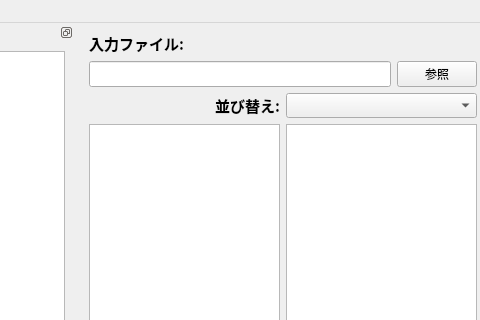
The window that graphui.ui (E-Kraft/Unagi-project-FFT-Software-for-Itou-Lab.-) describes before a commit, drawn with Qt 5; both pictures show x 200 to 680 and y 0 to 320 of the 1080 by 740 pixel window.
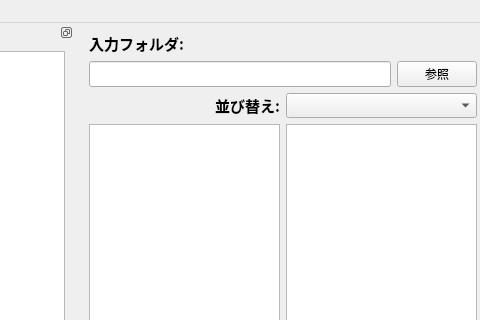
The same window after the commit. Icons and pictures are not drawn. Custom widgets are drawn as their Qt base class.

Diff of the .ui file:
```diff
--- a/graphui.ui
+++ b/graphui.ui
@@ -109,7 +109,7 @@
          </font>
         </property>
         <property name="text">
-         <string>入力ファイル:</string>
+         <string>入力フォルダ:</string>
         </property>
         <property name="textFormat">
          <enum>Qt::TextFormat::PlainText</enum>
```
Left out of the diff: 40 changed lines with no effect on the pictures.
